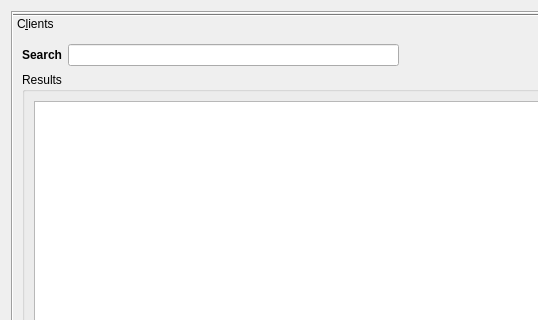
Qt form src/ListClientsDialog.ui (qutescoop/qutescoop) before a commit; both pictures show x 0 to 538 and y 0 to 320 of the 752 by 548 pixel window.
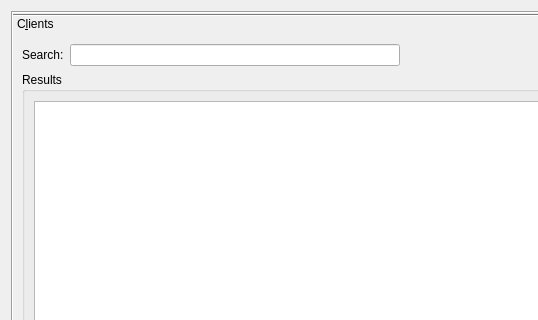
The same form after that commit. Icons and pictures are not drawn.

What changed in the file:
```diff
--- a/src/ListClientsDialog.ui
+++ b/src/ListClientsDialog.ui
@@ -59,13 +59,8 @@
          </item>
          <item row="0" column="0">
           <widget class="QLabel" name="label">
-           <property name="font">
-            <font>
-             <bold>true</bold>
-            </font>
-           </property>
            <property name="text">
-            <string>Search</string>
+            <string>Search:</string>
            </property>
            <property name="buddy">
             <cstring>editFilter</cstring>
```
Left out of the diff: 2 changed lines with no effect on the pictures.
